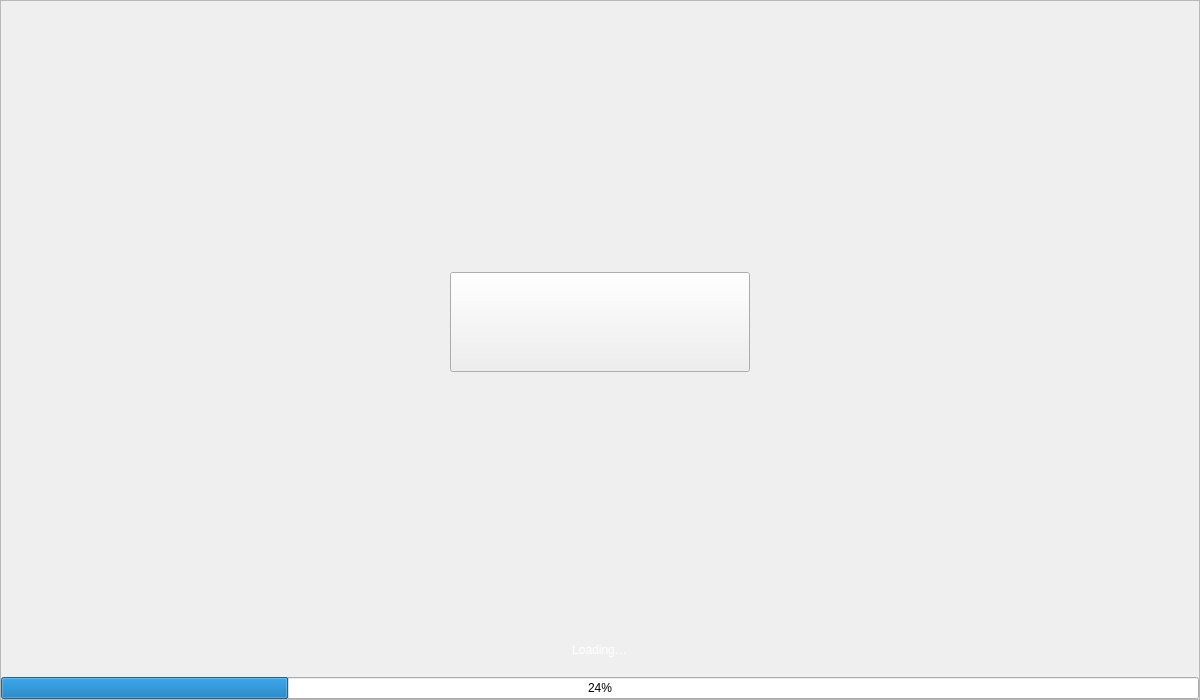
Before: the Qt Designer form src/qt/vitae/forms/splash.ui in VitaeTeam/Vitae, drawn with Qt 5.
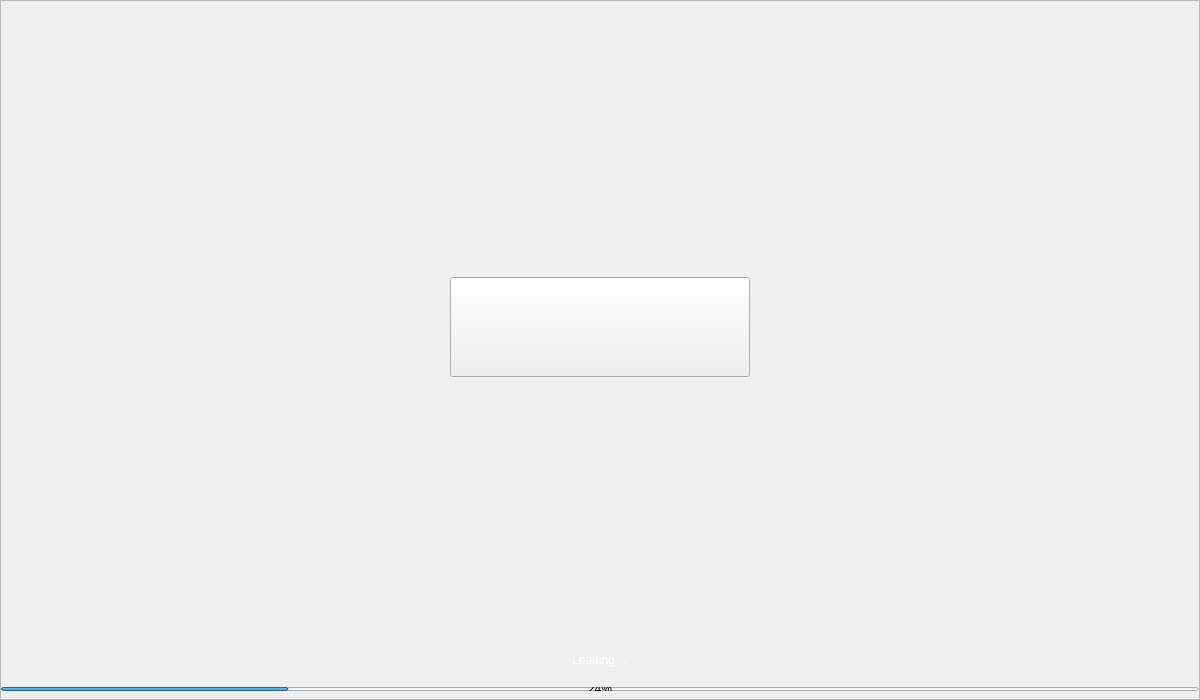
After: the same form once the commit is applied.

Commit message:
Splash and dialog layout changes
# Conflicts:
#	src/qt/openuridialog.cpp
#	src/qt/vitae/res/img/bg-splash.png

Diff of the .ui file:
```diff
--- a/src/qt/vitae/forms/splash.ui
+++ b/src/qt/vitae/forms/splash.ui
@@ -143,7 +143,13 @@
         <property name="minimumSize">
          <size>
           <width>0</width>
-          <height>12</height>
+          <height>8</height>
+         </size>
+        </property>
+        <property name="maximumSize">
+         <size>
+          <width>16777215</width>
+          <height>8</height>
          </size>
         </property>
         <layout class="QHBoxLayout" name="horizontalLayout">
@@ -172,6 +178,22 @@
         </layout>
        </widget>
       </item>
+      <item>
+       <spacer name="verticalSpacer_3">
+        <property name="orientation">
+         <enum>Qt::Vertical</enum>
+        </property>
+        <property name="sizeType">
+         <enum>QSizePolicy::Fixed</enum>
+        </property>
+        <property name="sizeHint" stdset="0">
+         <size>
+          <width>20</width>
+          <height>8</height>
+         </size>
+        </property>
+       </spacer>
+      </item>
      </layout>
     </widget>
    </item>
```
The commit also changes 10 other files.
